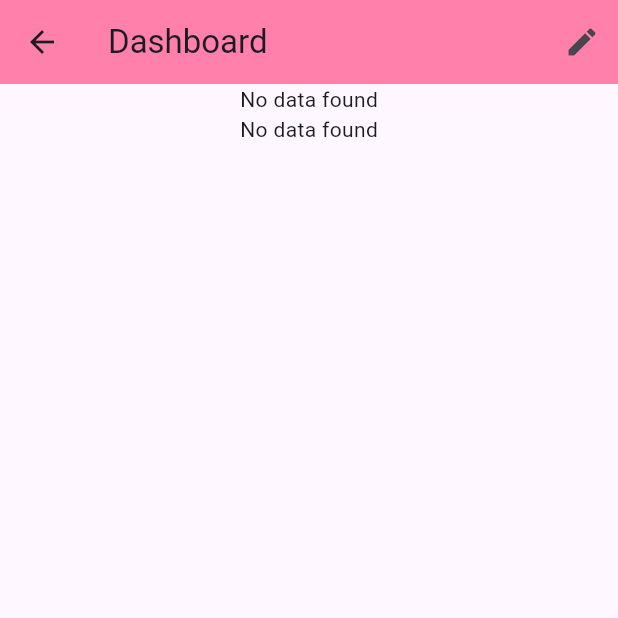
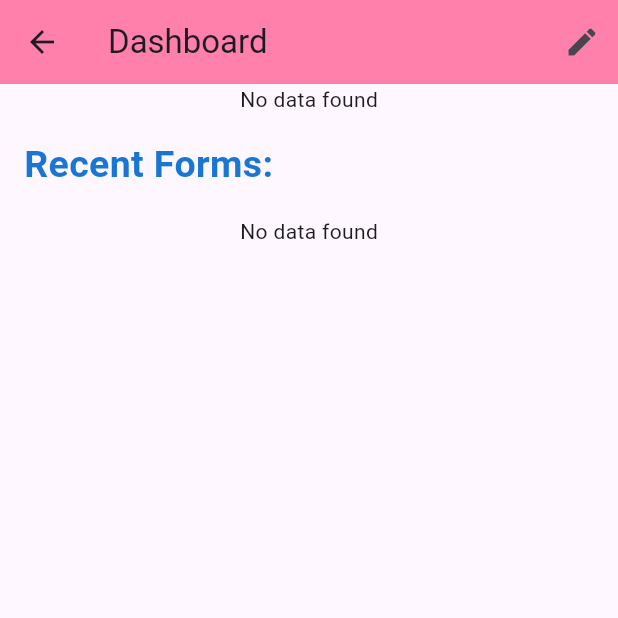
Before and after one commit to kathankraithatha/common-registration-form-app, a Flutter app: the UserDashboardScreen screen opened directly with empty values, on a phone screen of 412 x 824 dp, the top half of it. Run offline on Flutter 3.47's test engine with Material 3 defaults, Android fonts, the phone set to English and light mode, and no system bars; our stand-ins replace cloud_firestore, firebase_auth, firebase_core, google_fonts, lottie and 2 more; missing offline and left inert: dart:ffi; accounts and stored records are empty.

Commit message:
Minor UI Changes Done

```diff
--- a/lib/Screens/admin_dashboard_screen.dart
+++ b/lib/Screens/admin_dashboard_screen.dart
@@ -51,7 +51,8 @@ class _AdminDashboardScreenState extends State<AdminDashboardScreen> {
         itemCount: submissions.length,
         itemBuilder: (context, index) {
           final submission = submissions[index];
-          return Card(
+          return SingleChildScrollView(
+            child: Card(
               elevation: 6,
               margin: const EdgeInsets.symmetric(vertical: 8.0),
               child: Padding(
@@ -105,6 +106,7 @@ class _AdminDashboardScreenState extends State<AdminDashboardScreen> {
                   ],
                 ),
               ),
+            ),
           );
         },
       ),
--- a/lib/Screens/dashboard_screen.dart
+++ b/lib/Screens/dashboard_screen.dart
@@ -37,6 +37,7 @@
       body: SingleChildScrollView(
         child: Column(
           mainAxisSize: MainAxisSize.min,
+          crossAxisAlignment: CrossAxisAlignment.start,
           children: [
             FutureBuilder<Map<String, dynamic>?>(
               future: userDatabaseMethods.getUserDataByEmail(email),
@@ -91,12 +92,24 @@
                             "Age: ${userData['Age']}",
                             style: GoogleFonts.roboto(fontSize: 18),
                           ),
+
                         ],
                       ),
                     ),
                   );
                 }
               },
+            ),
+            Padding(
+              padding: const EdgeInsets.all(16.0),
+              child: Text(
+                "Recent Forms:",
+                style: GoogleFonts.roboto(
+                  fontSize: 25,
+                  fontWeight: FontWeight.bold,
+                  color: Colors.blue.shade700,
+                ),
+              ),
             ),
             FutureBuilder<List<Map<String, dynamic>>>(
               future: adminDatabaseMethods.getFormData(),
@@ -116,7 +129,9 @@
                       final formData = formDataList[index];
                       String? title = formData['title'];
                       return ListTile(
-                        title: Text("$title Form"),
+
+                        shape: const RoundedRectangleBorder(borderRadius: BorderRadius.all(Radius.circular(12))),
+                        title: Text("${index+1}) ${title} Form"),
                         onTap: () {
                           showDialog(
                             context: context,
```
Lines whose indentation alone changed are shown as unchanged.
